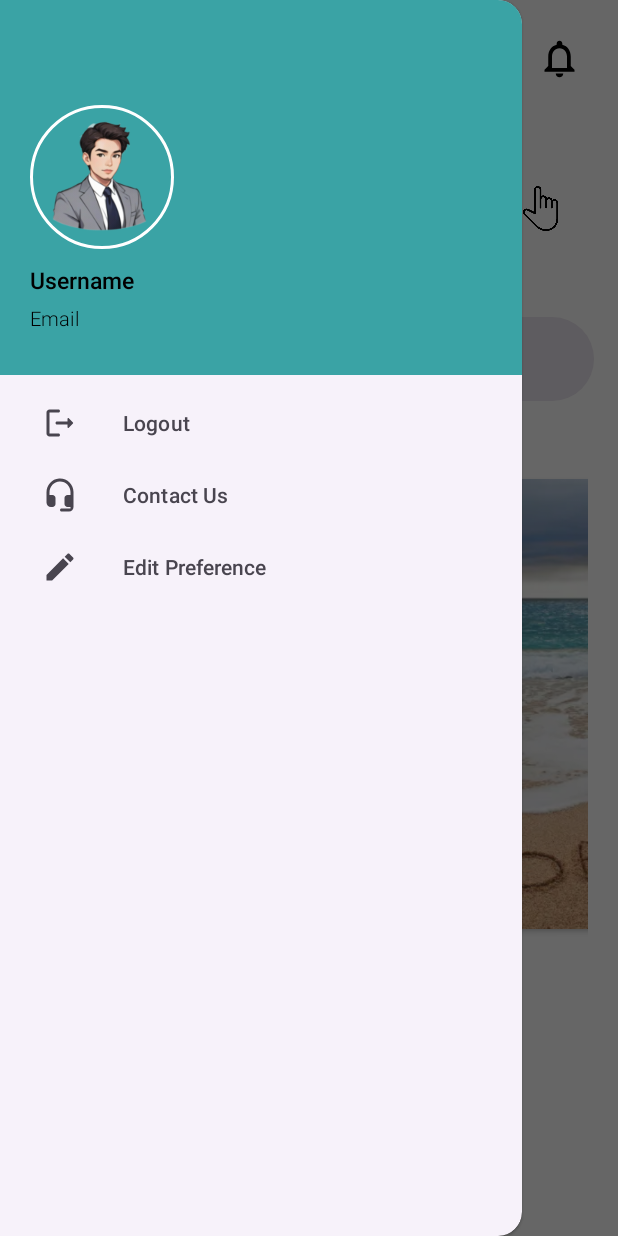
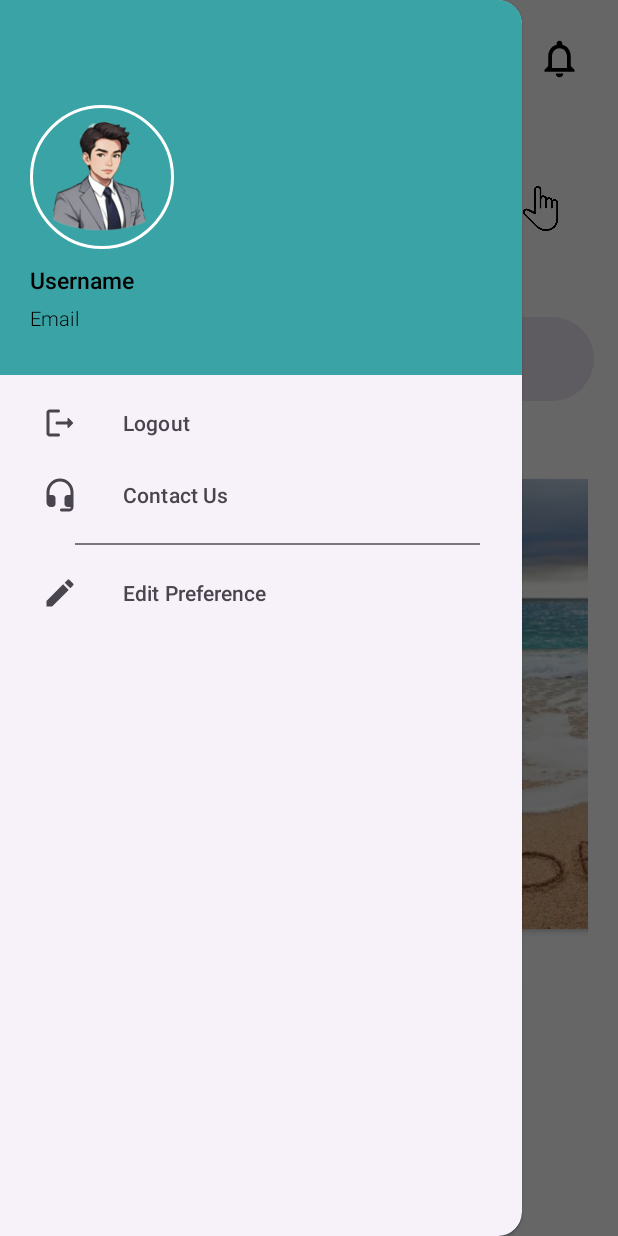
Before and after one commit to Sushant092003/Journey_Craft, an Android app: the DestinationListActivity screen opened directly, with no data from a screen before it, with the side drawer open, on a phone screen of 412 x 824 dp. Run offline under Robolectric (Android 15) with nearby library versions, the phone set to English and light mode, and no system bars; our stand-ins replace CircleImageView, Firebase (no records; nobody signed in at launch, a user with empty details on screens opened directly).

Commit message:
Updated XML

```diff
--- a/app/src/main/res/layout/activity_main.xml
+++ b/app/src/main/res/layout/activity_main.xml
@@ -92,6 +92,7 @@
             android:layout_width="match_parent"
             android:layout_height="wrap_content"
             app:cardBackgroundColor="#00000000"
+            app:cardCornerRadius="20dp"
             android:layout_margin="14dp"
             android:elevation="8dp">
 
@@ -139,6 +140,7 @@
             <RelativeLayout
                 android:layout_width="match_parent"
                 android:layout_height="150dp"
+
                 android:layout_marginStart="14dp"
                 android:layout_marginTop="14dp"
                 android:layout_marginEnd="14dp"
@@ -180,9 +182,11 @@
             android:layout_height="wrap_content"
             app:cardBackgroundColor="#00000000"
             android:layout_margin="14dp"
+            app:cardCornerRadius="20dp"
             android:elevation="8dp">
 
             <RelativeLayout
+
                 android:layout_width="match_parent"
                 android:layout_height="150dp"
                 android:background="@drawable/round_bk5">
--- a/app/src/main/res/menu/drawer_items.xml
+++ b/app/src/main/res/menu/drawer_items.xml
@@ -13,13 +13,16 @@
             android:id="@+id/navcontact"
             android:title="Contact Us"/>
 
+    </group>
+
+    <group android:id="@+id/group2">
         <item
             android:icon="@drawable/baseline_edit_24"
             android:id="@+id/navEditPreference"
             android:title="Edit Preference" />
-
     </group>
 
 
 
+
 </menu>
```
